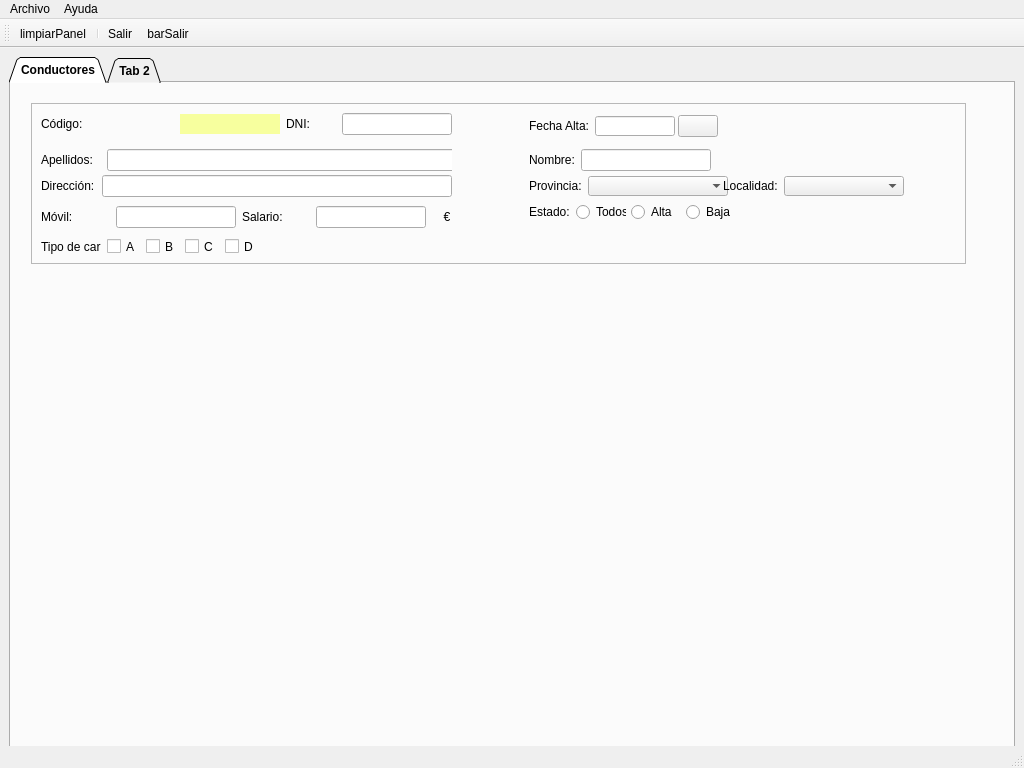
Old version of the form MainWindow.ui in the repository braisd11/CarTeis.
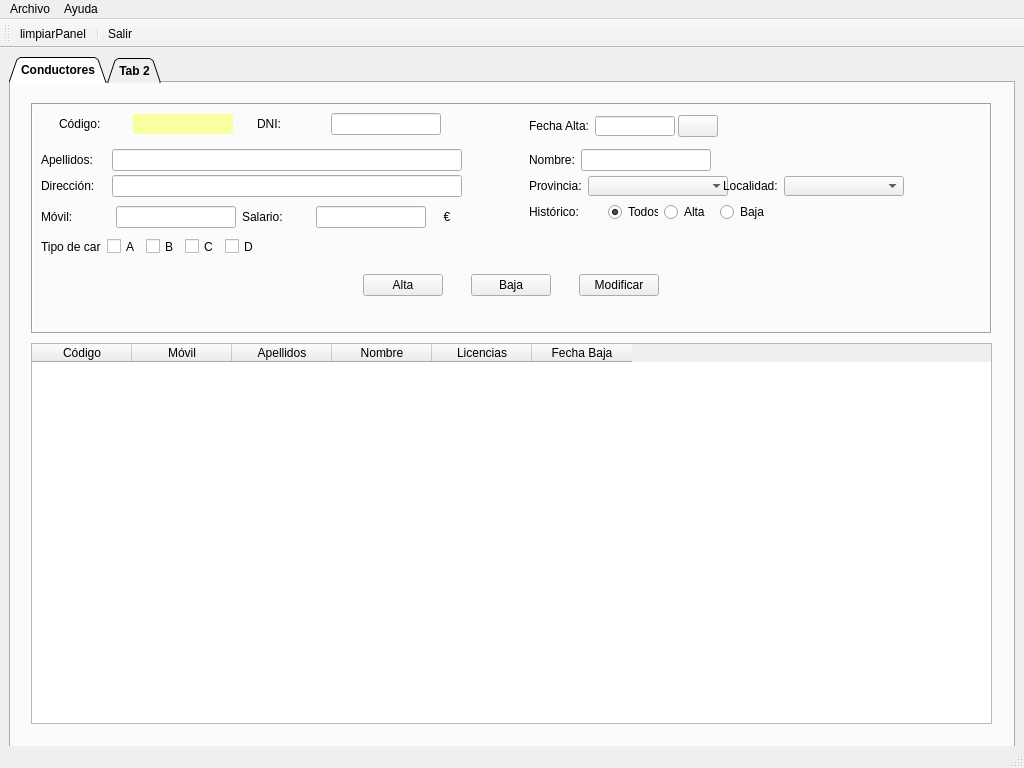
New version of the form. Icons and pictures are not drawn.

The edit to the form file:
```diff
--- a/MainWindow.ui
+++ b/MainWindow.ui
@@ -61,7 +61,7 @@
       <property name="currentIndex">
        <number>0</number>
       </property>
-      <widget class="QWidget" name="tabDrivers">
+      <widget class="QWidget" name="panelDrivers">
        <property name="sizePolicy">
         <sizepolicy hsizetype="Expanding" vsizetype="Expanding">
          <horstretch>0</horstretch>
@@ -82,21 +82,21 @@
          <rect>
           <x>20</x>
           <y>20</y>
-          <width>935</width>
-          <height>161</height>
+          <width>961</width>
+          <height>231</height>
          </rect>
         </property>
         <property name="frameShape">
-         <enum>QFrame::StyledPanel</enum>
+         <enum>QFrame::Box</enum>
         </property>
         <property name="frameShadow">
-         <enum>QFrame::Raised</enum>
+         <enum>QFrame::Sunken</enum>
         </property>
         <widget class="QLabel" name="lblValidarDNI">
          <property name="geometry">
           <rect>
-           <x>432</x>
-           <y>10</y>
+           <x>430</x>
+           <y>0</y>
            <width>60</width>
            <height>30</height>
           </rect>
@@ -132,18 +132,24 @@
           <set>Qt::AlignLeading|Qt::AlignLeft|Qt::AlignVCenter</set>
          </property>
         </widget>
-        <widget class="QWidget" name="">
+        <widget class="QWidget" name="layoutWidget">
          <property name="geometry">
           <rect>
            <x>10</x>
            <y>10</y>
-           <width>411</width>
+           <width>421</width>
            <height>22</height>
           </rect>
          </property>
          <layout class="QHBoxLayout" name="horizontalLayout_9">
           <item>
            <widget class="QLabel" name="lblCodigo">
+            <property name="sizePolicy">
+             <sizepolicy hsizetype="Fixed" vsizetype="Preferred">
+              <horstretch>0</horstretch>
+              <verstretch>0</verstretch>
+             </sizepolicy>
+            </property>
             <property name="minimumSize">
              <size>
               <width>50</width>
@@ -232,7 +238,7 @@
           </item>
          </layout>
         </widget>
-        <widget class="QWidget" name="">
+        <widget class="QWidget" name="layoutWidget">
          <property name="geometry">
           <rect>
            <x>498</x>
@@ -297,12 +303,12 @@
           </item>
          </layout>
         </widget>
-        <widget class="QWidget" name="">
+        <widget class="QWidget" name="layoutWidget">
          <property name="geometry">
           <rect>
            <x>10</x>
            <y>46</y>
-           <width>411</width>
+           <width>421</width>
            <height>22</height>
           </rect>
          </property>
@@ -338,7 +344,7 @@
           </item>
          </layout>
         </widget>
-        <widget class="QWidget" name="">
+        <widget class="QWidget" name="layoutWidget">
          <property name="geometry">
           <rect>
            <x>498</x>
@@ -360,12 +366,12 @@
           </item>
          </layout>
         </widget>
-        <widget class="QWidget" name="">
+        <widget class="QWidget" name="layoutWidget">
          <property name="geometry">
           <rect>
            <x>10</x>
            <y>72</y>
-           <width>411</width>
+           <width>421</width>
            <height>22</height>
           </rect>
          </property>
@@ -395,7 +401,7 @@
           </item>
          </layout>
         </widget>
-        <widget class="QWidget" name="">
+        <widget class="QWidget" name="layoutWidget">
          <property name="geometry">
           <rect>
            <x>498</x>
@@ -465,7 +471,7 @@
           </item>
          </layout>
         </widget>
-        <widget class="QWidget" name="">
+        <widget class="QWidget" name="layoutWidget">
          <property name="geometry">
           <rect>
            <x>10</x>
@@ -569,12 +575,12 @@
           </item>
          </layout>
         </widget>
-        <widget class="QWidget" name="">
+        <widget class="QWidget" name="layoutWidget">
          <property name="geometry">
           <rect>
            <x>498</x>
            <y>98</y>
-           <width>207</width>
+           <width>241</width>
            <height>22</height>
           </rect>
          </property>
@@ -582,7 +588,7 @@
           <item>
            <widget class="QLabel" name="lblEstado">
             <property name="text">
-             <string>Estado:</string>
+             <string>Histórico:</string>
             </property>
            </widget>
           </item>
@@ -603,6 +609,12 @@
             <property name="text">
              <string>Todos</string>
             </property>
+            <property name="checked">
+             <bool>true</bool>
+            </property>
+            <attribute name="buttonGroup">
+             <string notr="true">buttonGroup</string>
+            </attribute>
            </widget>
           </item>
           <item>
@@ -622,6 +634,12 @@
             <property name="text">
              <string>Alta</string>
             </property>
+            <property name="checked">
+             <bool>false</bool>
+            </property>
+            <attribute name="buttonGroup">
+             <string notr="true">buttonGroup</string>
+            </attribute>
            </widget>
           </item>
           <item>
@@ -645,7 +663,7 @@
           </item>
          </layout>
         </widget>
-        <widget class="QWidget" name="">
+        <widget class="QWidget" name="layoutWidget">
          <property name="geometry">
           <rect>
            <x>10</x>
@@ -692,6 +710,115 @@
           </item>
          </layout>
         </widget>
+        <widget class="QWidget" name="">
+         <property name="geometry">
+          <rect>
+           <x>310</x>
+           <y>170</y>
+           <width>341</width>
+           <height>25</height>
+          </rect>
+         </property>
+         <layout class="QHBoxLayout" name="horizontalLayout_10">
+          <item>
+           <widget class="QPushButton" name="btnAltaDriver">
+            <property name="sizePolicy">
+             <sizepolicy hsizetype="Fixed" vsizetype="Fixed">
+              <horstretch>0</horstretch>
+              <verstretch>0</verstretch>
+             </sizepolicy>
+            </property>
+            <property name="minimumSize">
+             <size>
+              <width>75</width>
+              <height>20</height>
+             </size>
+            </property>
+            <property name="text">
+             <string>Alta</string>
+            </property>
+           </widget>
+          </item>
+          <item>
+           <widget class="QPushButton" name="btnBajaDriver">
+            <property name="sizePolicy">
+             <sizepolicy hsizetype="Fixed" vsizetype="Fixed">
+              <horstretch>0</horstretch>
+              <verstretch>0</verstretch>
+             </sizepolicy>
+            </property>
+            <property name="minimumSize">
+             <size>
+              <width>75</width>
+              <height>20</height>
+             </size>
+            </property>
+            <property name="text">
+             <string>Baja</string>
+            </property>
+           </widget>
+          </item>
+          <item>
+           <widget class="QPushButton" name="btnModifDriver">
+            <property name="sizePolicy">
+             <sizepolicy hsizetype="Fixed" vsizetype="Fixed">
+              <horstretch>0</horstretch>
+              <verstretch>0</verstretch>
+             </sizepolicy>
+            </property>
+            <property name="minimumSize">
+             <size>
+              <width>75</width>
+              <height>20</height>
+             </size>
+            </property>
+            <property name="text">
+             <string>Modificar</string>
+            </property>
+           </widget>
+          </item>
+         </layout>
+        </widget>
+       </widget>
+       <widget class="QTableWidget" name="tabDrivers">
+        <property name="geometry">
+         <rect>
+          <x>20</x>
+          <y>260</y>
+          <width>961</width>
+          <height>381</height>
+         </rect>
+        </property>
+        <column>
+         <property name="text">
+          <string>Código</string>
+         </property>
+        </column>
+        <column>
+         <property name="text">
+          <string>Móvil</string>
+         </property>
+        </column>
+        <column>
+         <property name="text">
+          <string>Apellidos</string>
+         </property>
+        </column>
+        <column>
+         <property name="text">
+          <string>Nombre</string>
+         </property>
+        </column>
+        <column>
+         <property name="text">
+          <string>Licencias</string>
+         </property>
+        </column>
+        <column>
+         <property name="text">
+          <string>Fecha Baja</string>
+         </property>
+        </column>
        </widget>
       </widget>
       <widget class="QWidget" name="tab_2">
@@ -760,7 +887,6 @@
    <addaction name="actionlimpiarPanel"/>
    <addaction name="separator"/>
    <addaction name="actionSalir"/>
-   <addaction name="actionbarSalir"/>
   </widget>
   <action name="actionlimpiarPanel">
    <property name="icon">
@@ -776,16 +902,6 @@
     <string>Acerca de</string>
    </property>
   </action>
-  <action name="actionbarSalir">
-   <property name="icon">
-    <iconset>
-     <normalon>C:/Users/a22braisdr/.designer/backup/img/exit.ico</normalon>
-    </iconset>
-   </property>
-   <property name="text">
-    <string>barSalir</string>
-   </property>
-  </action>
   <action name="actionSalir">
    <property name="icon">
     <iconset>
```
Left out of the diff: 16 changed lines with no effect on the pictures.
